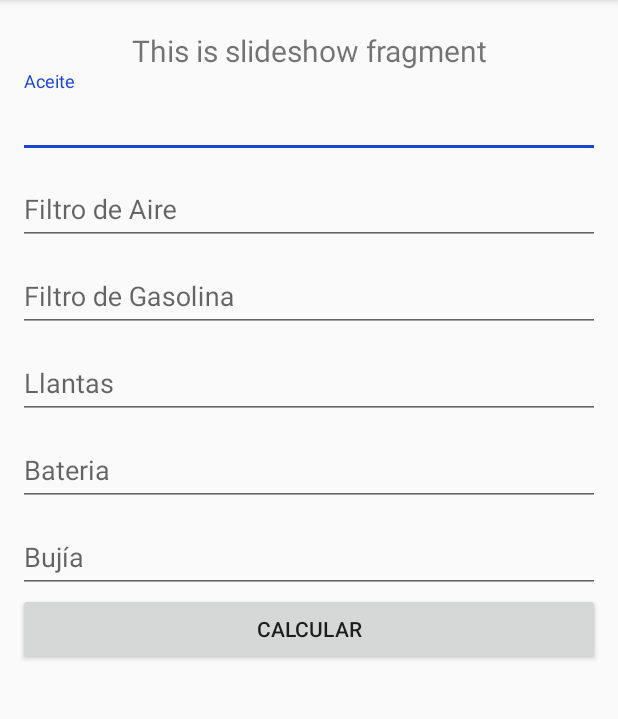
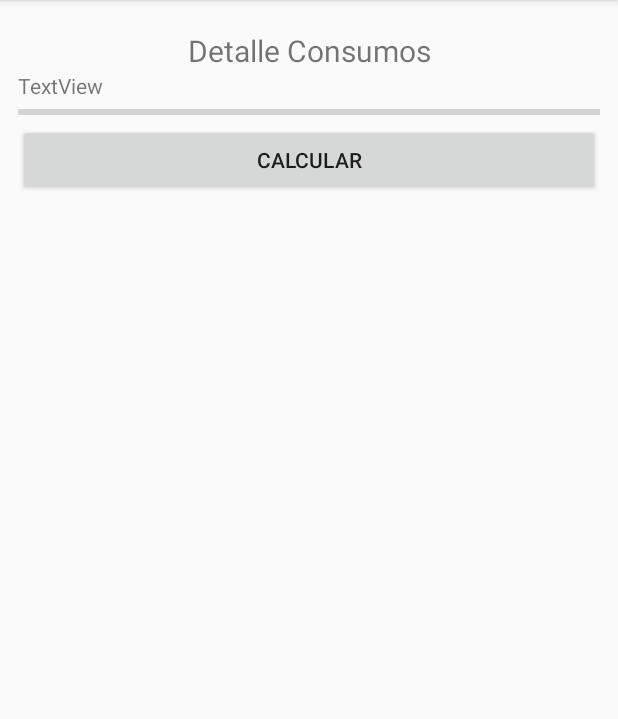
Before and after one commit to DavidOnofre/ApkMiAuto, an Android app: the fragment SlideshowFragment shown on its own in the app's theme, on a phone screen of 412 x 824 dp, the part 84-803 px from its top. Run offline under Robolectric (Android 15) with nearby library versions, the phone set to English and light mode, and no system bars.

Commit message:
progress bar

```diff
--- a/app/src/main/java/com/java/micarro/ui/slideshow/SlideshowFragment.java
+++ b/app/src/main/java/com/java/micarro/ui/slideshow/SlideshowFragment.java
@@ -1,9 +1,12 @@
 package com.java.micarro.ui.slideshow;
 
 import android.os.Bundle;
+import android.os.Handler;
 import android.view.LayoutInflater;
 import android.view.View;
 import android.view.ViewGroup;
+import android.widget.Button;
+import android.widget.ProgressBar;
 import android.widget.TextView;
 
 import androidx.annotation.NonNull;
@@ -14,9 +17,16 @@ import androidx.lifecycle.ViewModelProviders;
 
 import com.java.micarro.R;
 
-public class SlideshowFragment extends Fragment {
+public class SlideshowFragment extends Fragment implements View.OnClickListener {
 
     private SlideshowViewModel slideshowViewModel;
+
+    private ProgressBar progressBar;
+    private Button button;
+    private TextView textView;
+    private Handler handler;
+    private Boolean activo;
+    private int contador;
 
     public View onCreateView(@NonNull LayoutInflater inflater, ViewGroup container, Bundle savedInstanceState) {
         slideshowViewModel = ViewModelProviders.of(this).get(SlideshowViewModel.class);
@@ -30,6 +40,49 @@ public class SlideshowFragment extends Fragment {
             }
         });
 
+        inicializarVariables(root);
+        button.setOnClickListener(this);
+
         return root;
     }
+
+    private void inicializarVariables(View root) {
+        handler = new Handler();
+        progressBar = (ProgressBar) root.findViewById(R.id.progressBar_consumibles_aceite);
+        button = (Button) root.findViewById(R.id.button_consumibles_aceite);
+        textView = (TextView) root.findViewById(R.id.textView_consumibles_aceite);
+        activo = false;
+        contador = 0;
+    }
+
+    @Override
+    public void onClick(View v) {
+        if (v.getId() == R.id.button_consumibles_aceite) {
+
+            if (!activo) {
+                Thread hilo = new Thread(new Runnable() {
+                    @Override
+                    public void run() {
+                        while (contador <= 100) {
+                            handler.post(new Runnable() {
+                                @Override
+                                public void run() {
+                                    textView.setText("Aceite: " + contador + " %");
+                                    progressBar.setProgress(contador);
+                                }
+                            });
+                            try {
+                                Thread.sleep(100);
+                            } catch (InterruptedException e) {
+                                e.printStackTrace();
+                            }
+                            contador++;
+                            activo = true;
+                        }
+                    }
+                });
+                hilo.start();
+            }
+        }
+    }
 }
--- a/app/src/main/java/com/java/micarro/ui/slideshow/SlideshowViewModel.java
+++ b/app/src/main/java/com/java/micarro/ui/slideshow/SlideshowViewModel.java
@@ -10,7 +10,7 @@ public class SlideshowViewModel extends ViewModel {
 
     public SlideshowViewModel() {
         mText = new MutableLiveData<>();
-        mText.setValue("This is slideshow fragment");
+        mText.setValue("Detalle Consumos");
     }
 
     public LiveData<String> getText() {
--- a/app/src/main/res/layout/fragment_slideshow.xml
+++ b/app/src/main/res/layout/fragment_slideshow.xml
@@ -15,102 +15,24 @@
         android:textAlignment="center"
         android:textSize="20sp" />
 
-    <com.google.android.material.textfield.TextInputLayout
+    <TextView
+        android:id="@+id/textView_consumibles_aceite"
         android:layout_width="match_parent"
         android:layout_height="wrap_content"
-        android:hint="Aceite">
+        android:text="@string/textview_consumibles_aceite" />
 
-        <EditText
-            android:id="@+id/txt_identificacionFrond2"
-            android:layout_width="match_parent"
-            android:layout_height="wrap_content"
-            android:ems="10"
-            android:inputType="textPersonName"
-            android:paddingTop="12dp" />
+    <ProgressBar
+        android:id="@+id/progressBar_consumibles_aceite"
+        style="?android:attr/progressBarStyleHorizontal"
+        android:layout_width="match_parent"
+        android:layout_height="wrap_content" />
 
-    </com.google.android.material.textfield.TextInputLayout>
-
-    <com.google.android.material.textfield.TextInputLayout
+    <Button
+        android:id="@+id/button_consumibles_aceite"
         android:layout_width="match_parent"
         android:layout_height="wrap_content"
-        android:hint="Filtro de Aire">
+        android:text="@string/calcular" />
 
-        <EditText
-            android:id="@+id/txt_nombreFrond2"
-            android:layout_width="match_parent"
-            android:layout_height="wrap_content"
-            android:ems="10"
-            android:inputType="textPersonName"
-            android:paddingTop="12dp" />
-
-    </com.google.android.material.textfield.TextInputLayout>
-
-
-    <com.google.android.material.textfield.TextInputLayout
-        android:layout_width="match_parent"
-        android:layout_height="wrap_content"
-        android:hint="Filtro de Gasolina">
-
-        <EditText
-            android:id="@+id/txt_apellidoFrond2"
-            android:layout_width="match_parent"
-            android:layout_height="wrap_content"
-            android:ems="10"
-            android:inputType="textPersonName"
-            android:paddingTop="12dp" />
-
-    </com.google.android.material.textfield.TextInputLayout>
-
-    <com.google.android.material.textfield.TextInputLayout
-        android:layout_width="match_parent"
-        android:layout_height="wrap_content"
-        android:hint="Llantas">
-
-        <EditText
-            android:id="@+id/txt_llantasFrond3"
-            android:layout_width="match_parent"
-            android:layout_height="wrap_content"
-            android:ems="10"
-            android:inputType="textPersonName"
-            android:paddingTop="12dp" />
-
-    </com.google.android.material.textfield.TextInputLayout>
-
-    <com.google.android.material.textfield.TextInputLayout
-        android:layout_width="match_parent"
-        android:layout_height="wrap_content"
-        android:hint="Bateria">
-
-        <EditText
-            android:id="@+id/txt_apellidoFrond4"
-            android:layout_width="match_parent"
-            android:layout_height="wrap_content"
-            android:ems="10"
-            android:inputType="textPersonName"
-            android:paddingTop="12dp" />
-
-    </com.google.android.material.textfield.TextInputLayout>
-
-    <com.google.android.material.textfield.TextInputLayout
-        android:layout_width="match_parent"
-        android:layout_height="wrap_content"
-        android:hint="Bujía">
-
-        <EditText
-            android:id="@+id/txt_apellidoFrond5"
-            android:layout_width="match_parent"
-            android:layout_height="wrap_content"
-            android:ems="10"
-            android:inputType="textPersonName"
-            android:paddingTop="12dp" />
-
-    </com.google.android.material.textfield.TextInputLayout>
-
-    <Button
-        android:id="@+id/button"
-        android:layout_width="match_parent"
-        android:layout_height="wrap_content"
-        android:text="Calcular" />
 
 
 </LinearLayout>
--- a/app/src/main/res/values/strings.xml
+++ b/app/src/main/res/values/strings.xml
@@ -26,5 +26,7 @@
     <string name="lista_Autos">Lista de Autos</string>
     <!-- TODO: Remove or change this placeholder text -->
     <string name="hello_blank_fragment">Hello blank fragment</string>
+    <string name="textview_consumibles_aceite">TextView</string>
+    <string name="calcular">Calcular</string>
 
 </resources>
```
